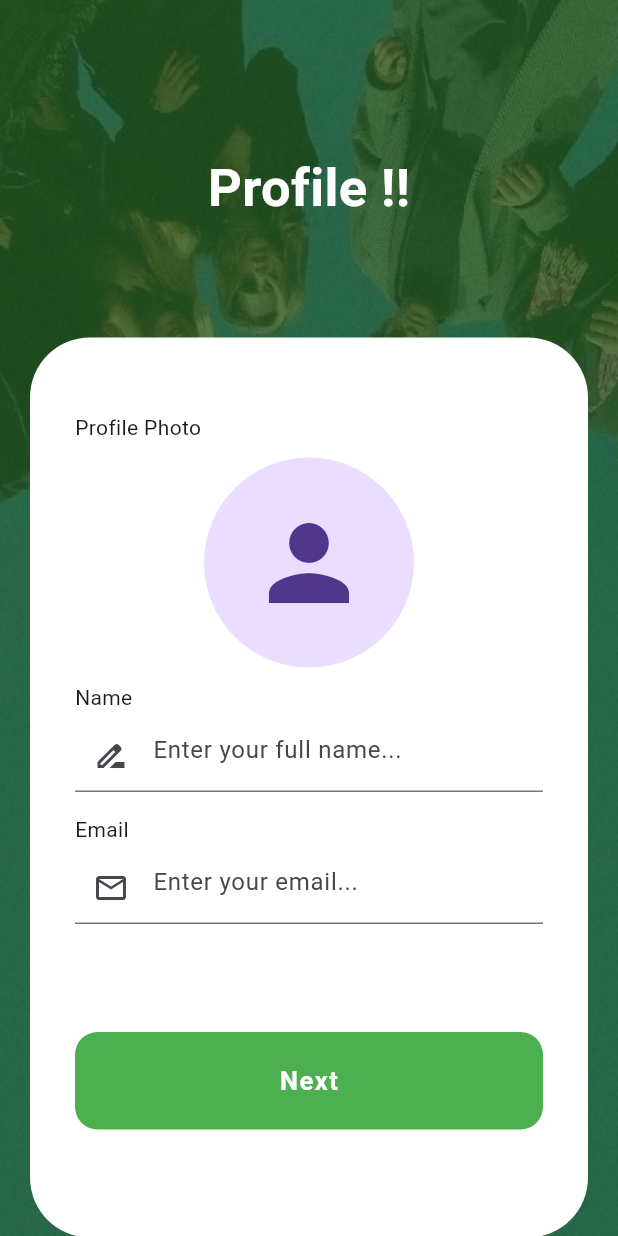
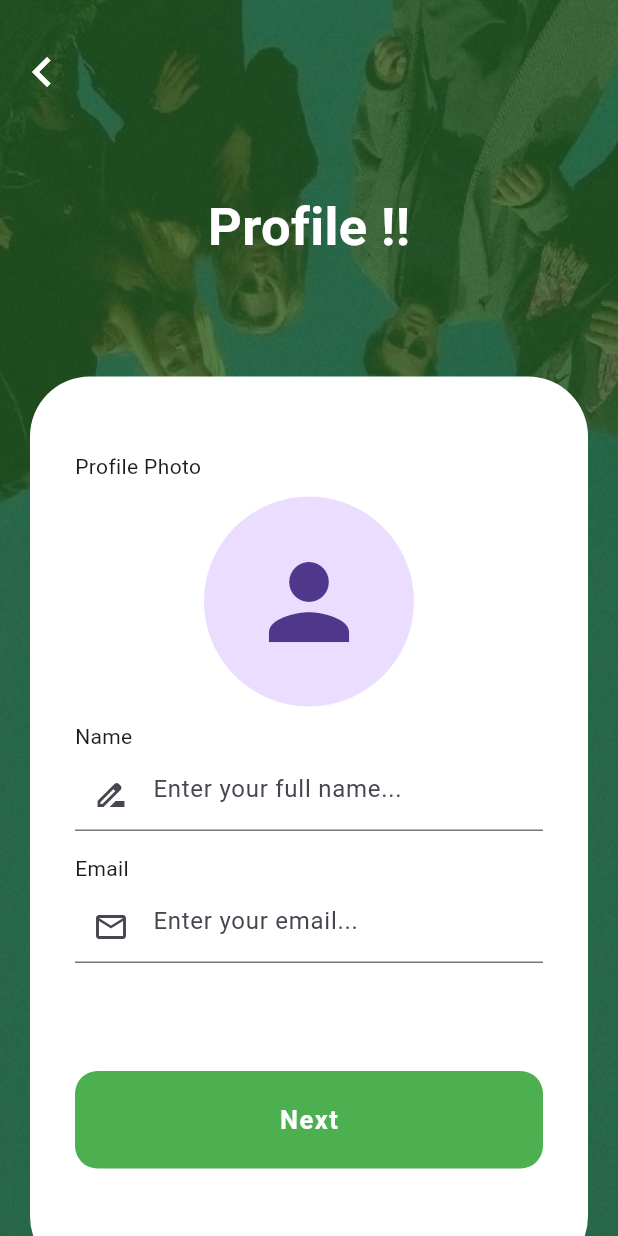
Before and after one commit to barad-rajbha/first_project, a Flutter app: the AccountPage screen opened by its route, on a phone screen of 412 x 824 dp. Run offline on Flutter 3.47's test engine with Material 3 defaults, Android fonts, the phone set to English and light mode, and no system bars; our stand-ins replace image_picker, lottie; project files that could hold a hidden picture were left out.

Commit message:
06-06-2024

```diff
--- a/lib/screen/accountpage.dart
+++ b/lib/screen/accountpage.dart
@@ -27,7 +27,24 @@ class _AccountPageState extends State<AccountPage> {
           child: Column(
             children: [
               const SizedBox(
-                height: 100,
+                height: 20,
+              ),
+              Row(
+                children: [
+                  IconButton(
+                    onPressed: () {
+                      Navigator.of(context).pop();
+                    },
+                    icon: const Icon(
+                      Icons.chevron_left_outlined,
+                      color: Colors.white,
+                      size: 40,
+                    ),
+                  )
+                ],
+              ),
+              const SizedBox(
+                height: 50,
               ),
               const Text(
                 'Profile !!',
@@ -183,7 +200,7 @@ class _AccountPageState extends State<AccountPage> {
                         const Spacer(),
                         InkWell(
                           onTap: () {
-                            Navigator.of(context).pushNamed('otp');
+                            Navigator.of(context).pushReplacementNamed('/');
                           },
                           child: Container(
                             height: 65,
```
